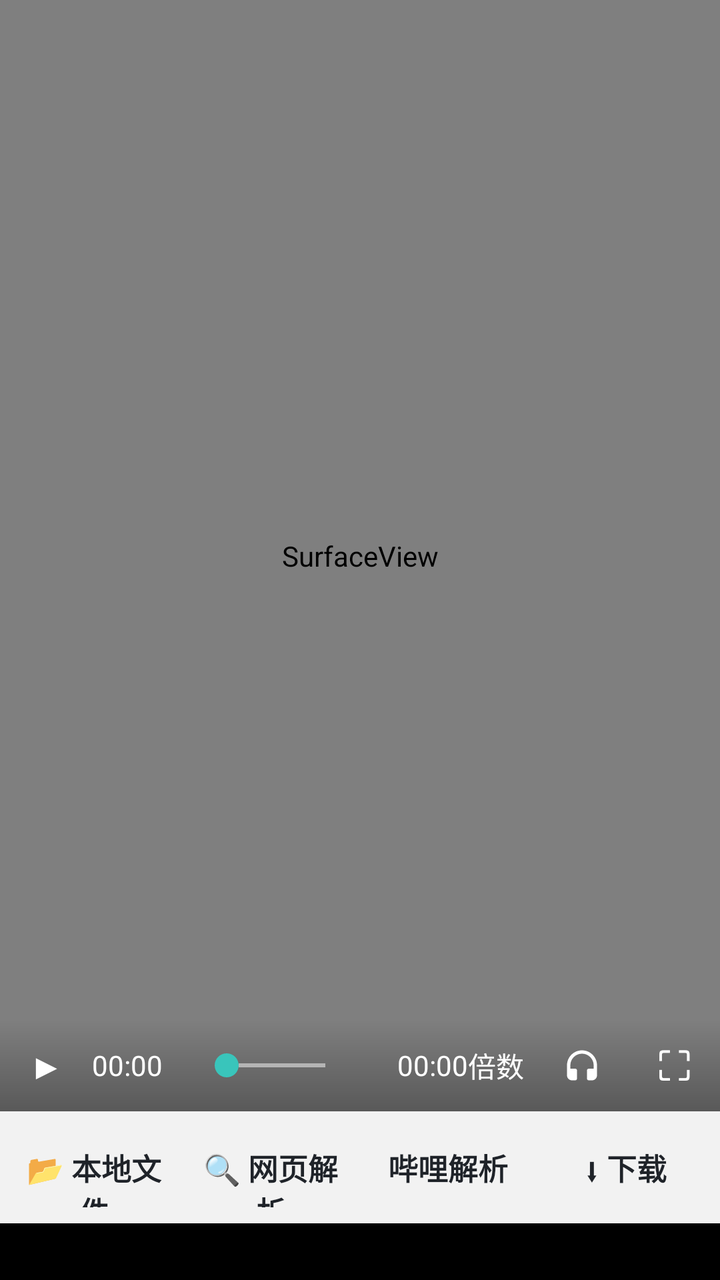
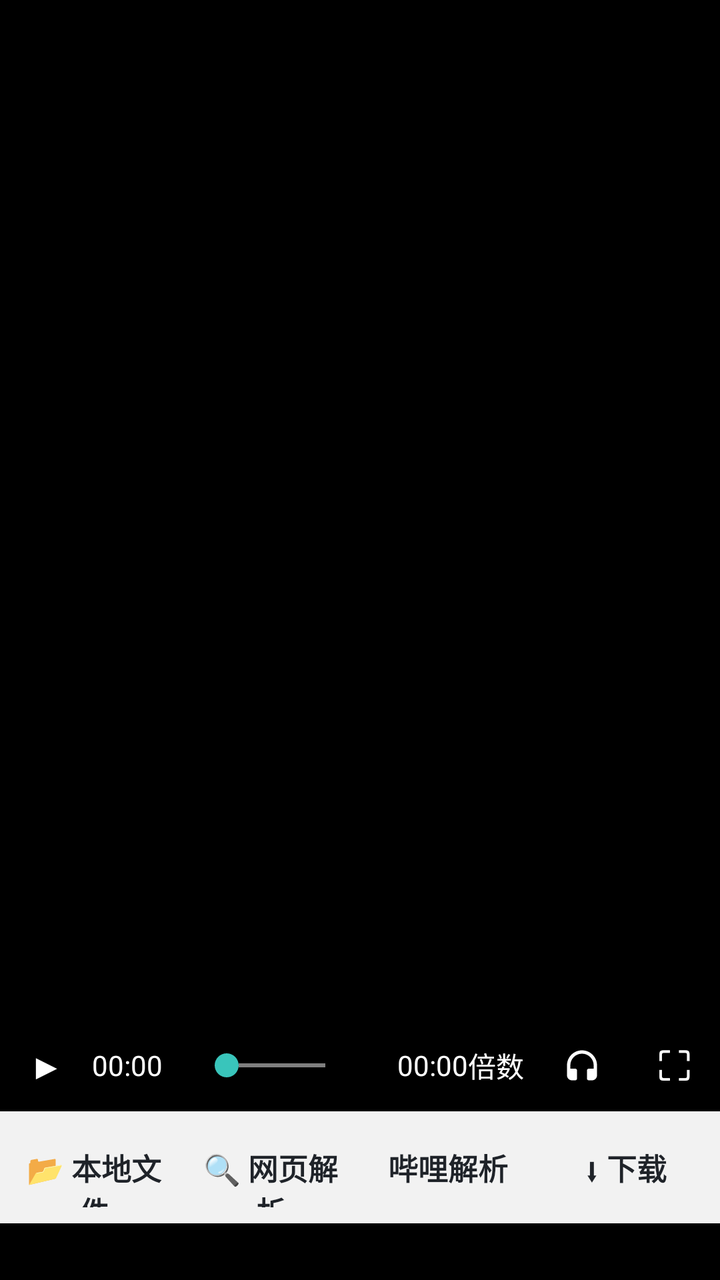

Before-and-after screenshots of an Android layout around one commit, followed by the original layout XML and the change that was made.
<!-- AndroidManifest.xml: application theme AppTheme -->
<!-- res/layout/activity_player.xml -->
<?xml version="1.0" encoding="utf-8"?>
<LinearLayout xmlns:android="http://schemas.android.com/apk/res/android"
    android:id="@+id/playerRoot"
    android:layout_width="match_parent" android:layout_height="match_parent"
    android:orientation="vertical"
    android:background="#000000">

    <LinearLayout android:id="@+id/headerBar"
        android:visibility="gone"
        android:layout_width="match_parent" android:layout_height="56dp"
        android:background="@color/blue2"
        android:gravity="center_vertical"
        android:paddingLeft="8dp" android:paddingRight="16dp">
        <TextView android:id="@+id/btnBack"
            android:layout_width="40dp" android:layout_height="match_parent"
            android:text="‹" android:textColor="#FFFFFF"
            android:textSize="26sp" android:gravity="center"/>
        <TextView
            android:layout_width="wrap_content" android:layout_height="wrap_content"
            android:text="VLC 播放器" android:textColor="#FFFFFF"
            android:textSize="18sp" android:textStyle="bold"/>
    </LinearLayout>

    <FrameLayout android:id="@+id/videoContainer"
        android:layout_width="match_parent" android:layout_height="0dp"
        android:layout_weight="1"
        android:background="#000000">

        <SurfaceView
            android:id="@+id/videoLayout"
            android:layout_width="match_parent" android:layout_height="match_parent"
            android:background="#000000"/>

        <ProgressBar android:id="@+id/loading"
            android:layout_width="50dp" android:layout_height="50dp"
            android:layout_gravity="center"
            android:indeterminateDuration="2000"
            android:visibility="gone"/>

        <ProgressBar android:id="@+id/bottomProgress"
            style="?android:attr/progressBarStyleHorizontal"
            android:layout_width="match_parent" android:layout_height="1dp"
            android:layout_gravity="bottom"
            android:max="1000"
            android:progressDrawable="@drawable/dk_progress_bar"
            android:visibility="gone"/>

        <LinearLayout android:id="@+id/speedMenu"
            android:layout_width="wrap_content" android:layout_height="wrap_content"
            android:layout_gravity="right|center_vertical"
            android:orientation="vertical"
            android:background="#99000000"
            android:visibility="gone"/>

        <LinearLayout android:id="@+id/controlsOverlay"
            android:layout_width="match_parent" android:layout_height="46dp"
            android:layout_gravity="bottom"
            android:gravity="center_vertical"
            android:orientation="horizontal"
            android:background="@drawable/dk_bottom_bg">

            <TextView android:id="@+id/btnToggle"
                android:layout_width="46dp" android:layout_height="46dp"
                android:gravity="center"
                android:text="▶" android:textColor="#FFFFFF" android:textSize="18sp"/>

            <TextView android:id="@+id/tvTime"
                android:layout_width="wrap_content" android:layout_height="wrap_content"
                android:text="00:00" android:textColor="#FFFFFF" android:textSize="14sp"/>

            <SeekBar android:id="@+id/seek"
                android:layout_width="0dp" android:layout_height="40dp"
                android:layout_gravity="center_vertical"
                android:layout_marginLeft="10dp" android:layout_marginRight="20dp"
                android:layout_weight="1"
                android:background="@null"
                android:max="1000" android:maxHeight="2dp" android:minHeight="2dp"
                android:paddingLeft="0dp" android:paddingRight="0dp"
                android:progressDrawable="@drawable/dk_progress_bar"
                android:thumb="@drawable/dk_seek_thumb" android:thumbOffset="0dp"/>

            <TextView android:id="@+id/tvTotal"
                android:layout_width="wrap_content" android:layout_height="wrap_content"
                android:text="00:00" android:textColor="#FFFFFF" android:textSize="14sp"/>

            <TextView android:id="@+id/tvSpeed"
                android:layout_width="wrap_content" android:layout_height="wrap_content"
                android:layout_marginRight="6dp"
                android:text="倍数" android:textColor="#FFFFFF" android:textSize="14sp"/>

            <ImageView android:id="@+id/btnBg"
                android:layout_width="46dp" android:layout_height="46dp"
                android:padding="13dp"
                android:src="@drawable/ic_headphones"/>

            <TextView android:id="@+id/btnFull"
                android:layout_width="46dp" android:layout_height="46dp"
                android:gravity="center"
                android:text="⛶" android:textColor="#FFFFFF" android:textSize="20sp"/>
        </LinearLayout>
    </FrameLayout>

    <LinearLayout android:id="@+id/bottomBar"
        android:layout_width="match_parent" android:layout_height="wrap_content"
        android:orientation="horizontal"
        android:background="#F2FFFFFF" android:padding="8dp">

        <TextView android:id="@+id/btnPick"
            android:layout_width="0dp" android:layout_weight="1"
            android:layout_height="40dp" android:gravity="center"
            android:text="📂 本地文件" android:textColor="#1F2329" android:textSize="15sp" android:textStyle="bold"/>

        <TextView android:id="@+id/btnSniff"
            android:layout_width="0dp" android:layout_weight="1"
            android:layout_height="40dp" android:gravity="center"
            android:layout_marginLeft="10dp"
            android:text="🔍 网页解析" android:textColor="#1F2329" android:textSize="15sp" android:textStyle="bold"/>

        <TextView android:id="@+id/btnDouchi"
            android:layout_width="0dp" android:layout_weight="1"
            android:layout_height="40dp" android:gravity="center"
            android:layout_marginLeft="10dp"
            android:text="哔哩解析" android:textColor="#1F2329" android:textSize="15sp" android:textStyle="bold"/>

        <TextView android:id="@+id/btnDl"
            android:layout_width="0dp" android:layout_weight="1"
            android:layout_height="40dp" android:gravity="center"
            android:layout_marginLeft="10dp"
            android:text="⬇ 下载" android:textColor="#1F2329" android:textSize="15sp" android:textStyle="bold"/>
    </LinearLayout>

    <TextView android:id="@+id/tvPlayState"
        android:layout_width="match_parent" android:layout_height="wrap_content"
        android:background="#66000000" android:padding="6dp"
        android:text="" android:textColor="#AAB4C0" android:textSize="12sp"
        android:maxLines="1" android:ellipsize="end"/>
</LinearLayout>
<!-- resources referenced by this layout -->
<resources>
  <color name="blue2">#1677FF</color>
  <!-- drawable dk_bottom_bg (drawable) -->
  <?xml version="1.0" encoding="utf-8"?>
  <shape xmlns:android="http://schemas.android.com/apk/res/android">
      <gradient android:startColor="#00000000" android:endColor="#4D000000" android:angle="270"/>
  </shape>
  <!-- drawable dk_progress_bar (drawable) -->
  <?xml version="1.0" encoding="utf-8"?>
  <layer-list xmlns:android="http://schemas.android.com/apk/res/android">
      <item android:id="@android:id/background">
          <shape><solid android:color="#7FFFFFFF"/></shape>
      </item>
      <item android:id="@android:id/progress">
          <clip><shape><solid android:color="#39C5BB"/></shape></clip>
      </item>
  </layer-list>
  <!-- drawable dk_seek_thumb (drawable) -->
  <?xml version="1.0" encoding="utf-8"?>
  <shape xmlns:android="http://schemas.android.com/apk/res/android" android:shape="oval">
      <solid android:color="#39C5BB"/>
      <size android:width="12dp" android:height="12dp"/>
  </shape>
  <!-- drawable ic_headphones (drawable) -->
  <?xml version="1.0" encoding="utf-8"?>
  <vector xmlns:android="http://schemas.android.com/apk/res/android"
      android:width="20dp" android:height="20dp"
      android:viewportWidth="24" android:viewportHeight="24">
      <path android:fillColor="#FFFFFF"
          android:pathData="M12,3C7.03,3 3,7.03 3,12v6c0,1.66 1.34,3 3,3h2c0.55,0 1,-0.45 1,-1v-5c0,-0.55 -0.45,-1 -1,-1H5v-2c0,-3.87 3.13,-7 7,-7s7,3.13 7,7v2h-3c-0.55,0 -1,0.45 -1,1v5c0,0.55 0.45,1 1,1h2c1.66,0 3,-1.34 3,-3v-6C21,7.03 16.97,3 12,3z"/>
  </vector>
  <style name="AppTheme" parent="android:Theme.Material.Light.NoActionBar">
          <item name="android:windowFullscreen">true</item>
          <item name="android:windowNoTitle">true</item>
          <item name="android:windowTranslucentNavigation">true</item>
          <item name="android:windowBackground">@color/bg</item>
          <item name="android:colorAccent">@color/blue2</item>
      </style>
  <color name="bg">#EEF4FF</color>
</resources>

<!-- the commit's change to res/layout/activity_player.xml (unified diff, before → after) -->
@@ -26,7 +26,7 @@
         android:layout_weight="1"
         android:background="#000000">
 
-        <SurfaceView
+        <TextureView
             android:id="@+id/videoLayout"
             android:layout_width="match_parent" android:layout_height="match_parent"
             android:background="#000000"/>
